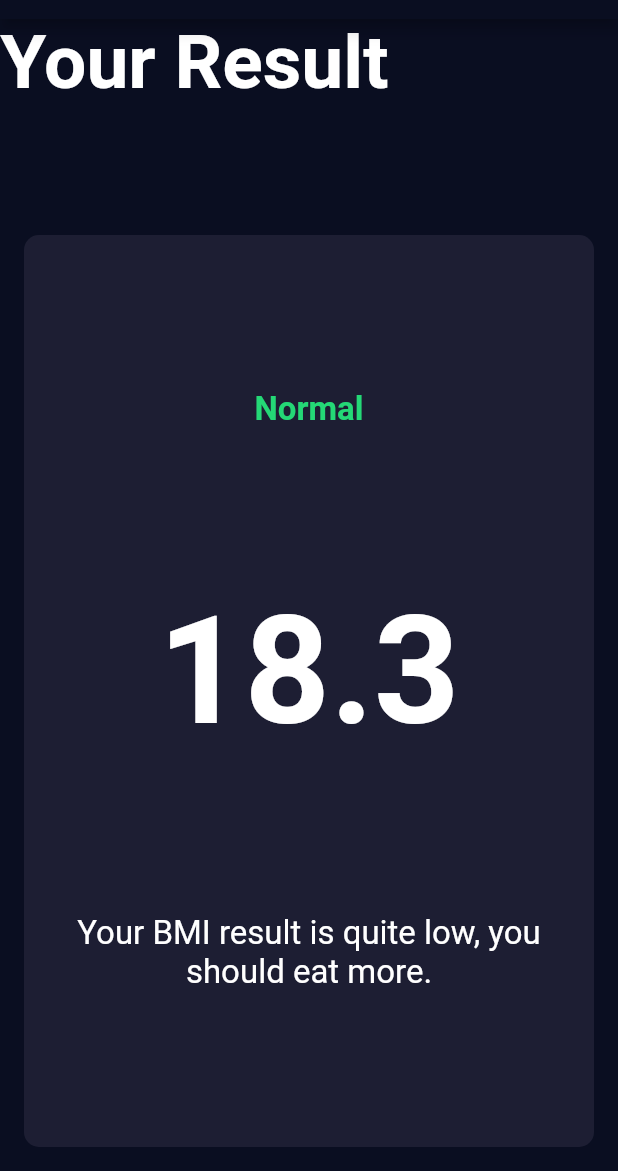
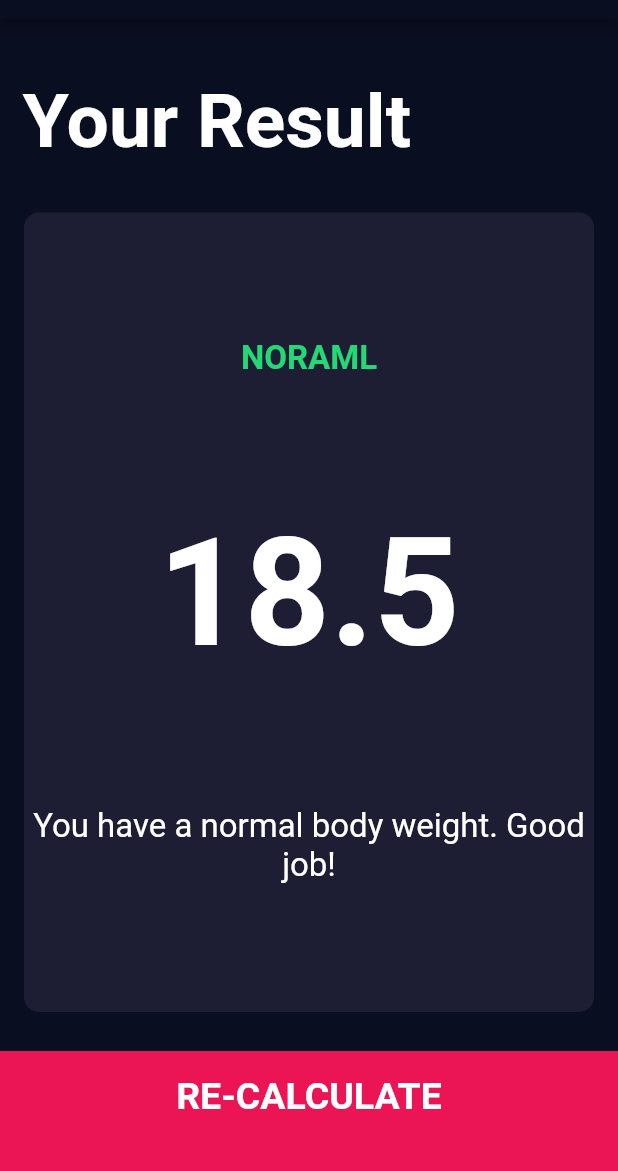
Before and after one commit to GuilhermeSilvaCosta/bmi-calculator-flutter, a Flutter app: the screen it shows after launch, after a tap on "CALCULATE", on a phone screen of 412 x 824 dp, the part 65-1236 px from its top. Run offline on Flutter 3.47's test engine with Material 2 defaults, Android fonts, the phone set to English and light mode, and no system bars; our stand-ins replace font_awesome_flutter.

Commit message:
Finish app

```diff
--- /dev/null
+++ b/lib/calculator_brain.dart
@@ -0,0 +1,36 @@
+import 'dart:math';
+
+class CalculatorBrain {
+  CalculatorBrain({ required this.height, required this.weight });
+
+  final int height;
+  final int weight;
+
+  double _bmi = 0.0;
+
+  String calculateBMI() {
+    _bmi = weight / pow(height / 100, 2);
+    return _bmi.toStringAsFixed(1);
+  }
+
+  String getResult() {
+    if (_bmi >= 25) {
+      return 'Overweight';
+    } else if (_bmi > 18.5) {
+      return 'Noraml';
+    } else {
+      return 'Underweight';
+    }
+  }
+
+  String getInterpretation() {
+    if (_bmi >= 25) {
+      return 'You have a higher than normal body weight. Try to exercise more.';
+    } else if (_bmi > 18.5) {
+      return 'You have a normal body weight. Good job!';
+    } else {
+      return 'You have a lower than normal body weight. You can eat a bit more.';
+    }
+  }
+
+}
--- a/lib/bottom_button.dart
+++ b/lib/components/bottom_button.dart
@@ -1,5 +1,5 @@
 import 'package:flutter/material.dart';
-import 'constants.dart';
+import 'package:bmi_calculator_flutter/constants.dart';
 
 class BottomButton extends StatelessWidget {
 
--- a/lib/icon_content.dart
+++ b/lib/components/icon_content.dart
@@ -1,5 +1,5 @@
 import 'package:flutter/material.dart';
-import 'constants.dart';
+import 'package:bmi_calculator_flutter/constants.dart';
 
 class IconContent extends StatelessWidget {
   const IconContent({
--- /dev/null
+++ b/lib/components/round_icon_button.dart
@@ -0,0 +1,23 @@
+import 'package:flutter/material.dart';
+
+class RoundIconButton extends StatelessWidget {
+  const RoundIconButton({super.key, this.icon, this.onPressed});
+
+  final IconData? icon;
+  final VoidCallback? onPressed;
+
+  @override
+  Widget build(BuildContext context) {
+    return RawMaterialButton(
+      constraints: BoxConstraints.tightFor(
+        width: 56.0,
+        height: 56.0,
+      ),
+      elevation: 0,
+      shape: CircleBorder(),
+      fillColor: Color(0xFF4c4F5E),
+      onPressed: onPressed,
+      child: icon != null ? Icon(icon) : null,
+    );
+  }
+}
--- a/lib/main.dart
+++ b/lib/main.dart
@@ -1,5 +1,5 @@
 import 'package:flutter/material.dart';
-import 'input_page.dart';
+import 'package:bmi_calculator_flutter/screens/input_page.dart';
 
 void main() {
   runApp(const BMICalculator());
--- a/lib/input_page.dart
+++ b/lib/screens/input_page.dart
@@ -1,10 +1,12 @@
+import 'package:bmi_calculator_flutter/calculator_brain.dart';
 import 'package:flutter/material.dart';
 import 'package:font_awesome_flutter/font_awesome_flutter.dart';
-import 'icon_content.dart';
-import 'reusable_card.dart';
-import 'constants.dart';
+import 'package:bmi_calculator_flutter/components/icon_content.dart';
+import 'package:bmi_calculator_flutter/components/reusable_card.dart';
+import 'package:bmi_calculator_flutter/constants.dart';
 import 'results_page.dart';
-import 'bottom_button.dart';
+import 'package:bmi_calculator_flutter/components/bottom_button.dart';
+import 'package:bmi_calculator_flutter/components/round_icon_button.dart';
 
 enum Gender {
   male,
@@ -52,6 +54,22 @@ class _InputPageState extends State<InputPage> {
     setState(() {
       this.age = age;
     });
+  }
+
+  void onCalculate() {
+
+    CalculatorBrain result = CalculatorBrain(height: height, weight: weight);
+
+    Navigator.push(context,
+      MaterialPageRoute(
+        builder: (context) => ResultsPage(
+          bmiResult: result.calculateBMI(),
+          resultText: result.getResult(),
+          interpretation: result.getInterpretation(),
+        ),
+      ),
+    );
+
   }
 
   @override
@@ -201,39 +219,10 @@ class _InputPageState extends State<InputPage> {
           ),
           BottomButton(
             title: 'CALCULATE',
-            onTap: () {
-              Navigator.push(context,
-                MaterialPageRoute(
-                  builder: (context) => ResultsPage(),
-                ),
-              );
-            }
+            onTap: onCalculate,
           ),
         ],
       ),
     );
   }
 }
-
-
-class RoundIconButton extends StatelessWidget {
-  const RoundIconButton({super.key, this.icon, this.onPressed});
-
-  final IconData? icon;
-  final VoidCallback? onPressed;
-
-  @override
-  Widget build(BuildContext context) {
-    return RawMaterialButton(
-      constraints: BoxConstraints.tightFor(
-        width: 56.0,
-        height: 56.0,
-      ),
-      elevation: 0,
-      shape: CircleBorder(),
-      fillColor: Color(0xFF4c4F5E),
-      onPressed: onPressed,
-      child: icon != null ? Icon(icon) : null,
-    );
-  }
-}
--- a/lib/results_page.dart
+++ b/lib/screens/results_page.dart
@@ -1,9 +1,14 @@
 import 'package:bmi_calculator_flutter/constants.dart';
-import 'package:bmi_calculator_flutter/reusable_card.dart';
+import 'package:bmi_calculator_flutter/components/reusable_card.dart';
+import 'package:bmi_calculator_flutter/components/bottom_button.dart';
 import 'package:flutter/material.dart';
 
 class ResultsPage extends StatelessWidget {
-  const ResultsPage({super.key});
+  const ResultsPage({super.key, required this.bmiResult, required this.resultText, required this.interpretation});
+
+  final String bmiResult;
+  final String resultText;
+  final String interpretation;
 
   @override
   Widget build(BuildContext context) {
@@ -16,9 +21,13 @@ class ResultsPage extends StatelessWidget {
         crossAxisAlignment: CrossAxisAlignment.stretch,
         children: [
           Expanded(
-            child: Text(
-              'Your Result',
-              style: kTitleTextStyle,
+            child: Container(
+              padding: EdgeInsets.all(15.0),
+              alignment: Alignment.bottomLeft,
+              child: Text(
+                'Your Result',
+                style: kTitleTextStyle,
+              ),
             ),
           ),
           Expanded(
@@ -30,15 +39,15 @@ class ResultsPage extends StatelessWidget {
                 crossAxisAlignment: CrossAxisAlignment.center,
                 children: [
                   Text(
-                    'Normal',
+                    resultText.toUpperCase(),
                     style: kResultTextStyle,
                   ),
                   Text(
-                    '18.3',
+                    bmiResult,
                     style: kBMITextStyle,
                   ),
                   Text(
-                    'Your BMI result is quite low, you should eat more.',
+                    interpretation,
                     textAlign: TextAlign.center,
                     style: kBodyTextStyle,
                   )
@@ -46,6 +55,12 @@ class ResultsPage extends StatelessWidget {
               ),
             ),
           ),
+          BottomButton(
+            onTap: () {
+              Navigator.pop(context);
+            },
+            title: 'RE-CALCULATE',
+          ),
         ],
       ),
     );
```
Also changed, not shown: lib/components/reusable_card.dart (renamed from lib/reusable_card.dart).
